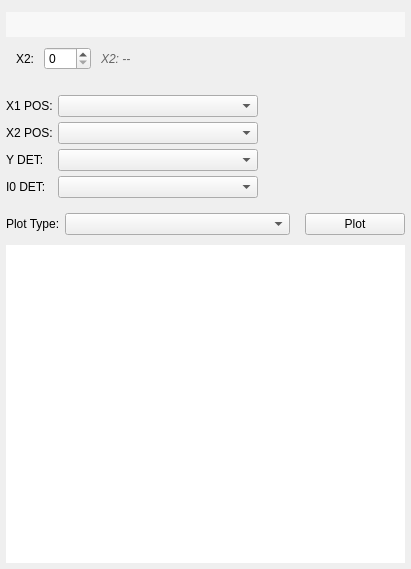
Before: the Qt Designer form src/mdaviz/resources/mda_file_table_view.ui in BCDA-APS/mdaviz, drawn with Qt 5.
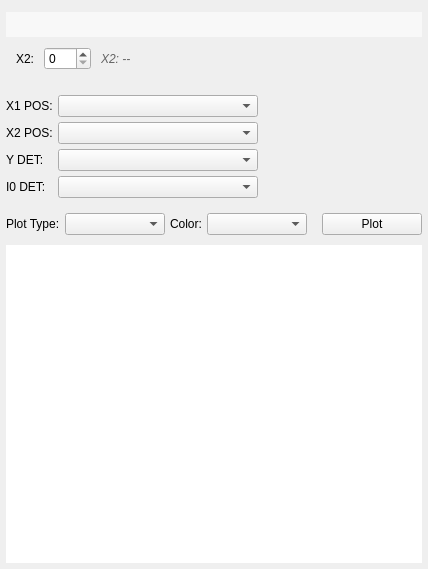
After: the same form once the commit is applied.

Commit message:
feat: Add color palette selection for 2D plots
- Add color palette combobox to 2D controls UI
- Implement color palette selection with popular matplotlib colormaps
- Add validation to prevent empty color palette errors
- Update ChartView2D to use selected color palette for heatmap/contour plots
- Include viridis, plasma, inferno, magma, cividis, coolwarm, RdBu, RdYlBu, Spectral, jet, hot, cool, terrain colormaps
- Fix crash when switching between 2D files with empty color palette values

Diff of the .ui file:
```diff
--- a/src/mdaviz/resources/mda_file_table_view.ui
+++ b/src/mdaviz/resources/mda_file_table_view.ui
@@ -347,6 +347,29 @@
           </property>
          </widget>
         </item>
+        <item>
+         <widget class="QLabel" name="colorPaletteLabel">
+          <property name="sizePolicy">
+           <sizepolicy hsizetype="Fixed" vsizetype="Preferred">
+            <horstretch>0</horstretch>
+            <verstretch>0</verstretch>
+           </sizepolicy>
+          </property>
+          <property name="text">
+           <string>Color:</string>
+          </property>
+         </widget>
+        </item>
+        <item>
+         <widget class="QComboBox" name="colorPaletteComboBox">
+          <property name="minimumSize">
+           <size>
+            <width>100</width>
+            <height>0</height>
+           </size>
+          </property>
+         </widget>
+        </item>
         <item>
          <spacer name="horizontalSpacer_3">
           <property name="orientation">
```
The commit also changes 3 other files.
